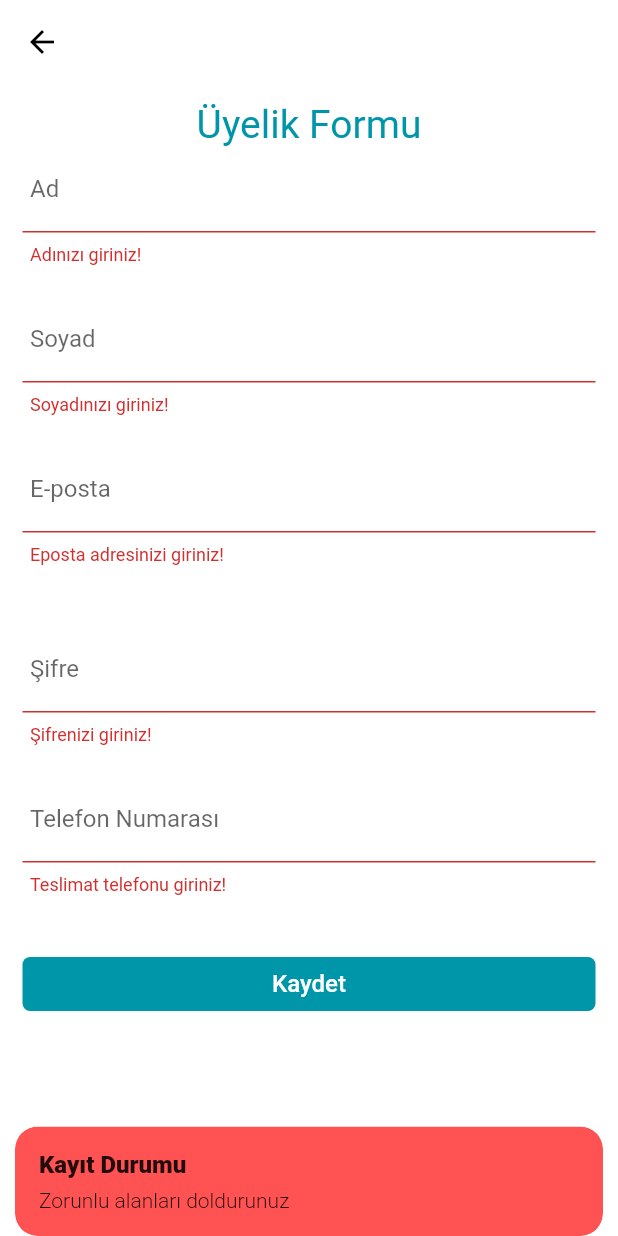
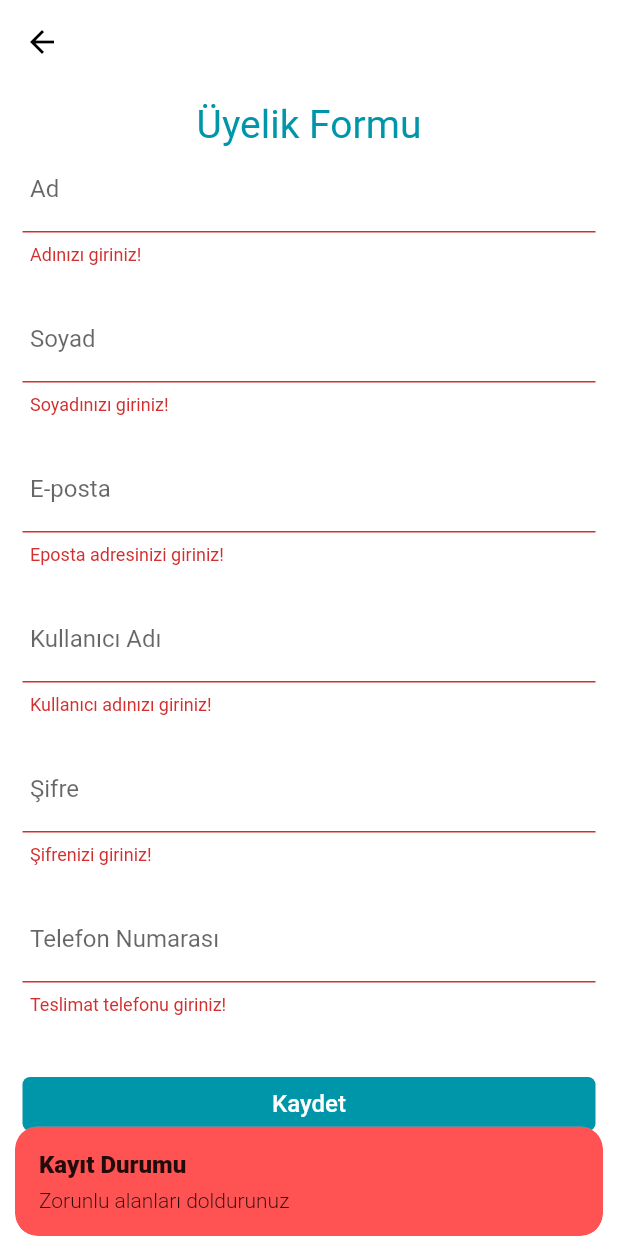
Before and after one commit to CodeOutput/HizliSu.Mobile, a Flutter app: the RegisterPage screen opened directly, after a tap on "Kaydet", on a phone screen of 412 x 824 dp. Run offline on Flutter 3.47's test engine with Material 2 defaults, Android fonts, the phone set to English and light mode, and no system bars; our stand-ins replace badges, curved_navigation_bar, dio, get, get_storage, mask_text_input_formatter and 2 more; missing offline and left inert: list_tile_more_customizable; accounts and stored records are empty; network calls fail.

```diff
--- a/lib/mixins/validation_mixins.dart
+++ b/lib/mixins/validation_mixins.dart
@@ -82,6 +82,12 @@ class ValidationMixins {
     }
     return null;
   }
+  String validatorUserName(String value) {
+    if (value == null || value == '') {
+      return 'Kullanıcı adınızı giriniz!';
+    }
+    return null;
+  }
   String validatorPassword(String value) {
     if (value == null || value == '') {
       return 'Şifrenizi giriniz!';
--- a/lib/pages/auth/register_page.dart
+++ b/lib/pages/auth/register_page.dart
@@ -137,7 +137,34 @@ class RegisterPage extends GetWidget<AuthPageModel> {
                             ),
                             SizedBox(
                               height: 20,
-                            ),                            SizedBox(
+                            ),
+                            TextFormField(
+                              controller: null,
+                              initialValue:
+                                  authPageCtrl.user.value.userName,
+                              decoration: InputDecoration(
+                                contentPadding: EdgeInsets.only(
+                                    top: 15.0, left: 5, bottom: 8),
+                                enabledBorder: UnderlineInputBorder(
+                                    borderSide:
+                                        BorderSide(color: Colors.grey[300])),
+                                focusedBorder: UnderlineInputBorder(
+                                    borderSide:
+                                        BorderSide(color: primaryColor)),
+                                disabledBorder: UnderlineInputBorder(
+                                    borderSide:
+                                        BorderSide(color: primaryColor)),
+                                labelText: 'Kullanıcı Adı',
+                                hintText: 'Kullanıcı adınız...',
+                              ),
+                              validator: (String value) {
+                                return ValidationMixins().validatorUserName(value);
+                              },
+                              onSaved: (String value) {
+                                authPageCtrl.user.value.userName = value;
+                              },
+                            ),
+                          SizedBox(
                               height: 20,
                             ),
                             TextFormField(
@@ -221,6 +248,9 @@ class RegisterPage extends GetWidget<AuthPageModel> {
                         Get.snackbar('Kayıt Durumu', 'Başarıyla üye oldunuz!\nOturum açabilirsiniz',
                             backgroundColor: primaryColor,
                             snackPosition: SnackPosition.BOTTOM);
+
+                       await authPageCtrl.signIn(authPageCtrl.user.value.emailAddress, authPageCtrl.user.value.password);
+
                         return;
                       }
                       Get.snackbar(
```
Also changed, not shown: lib/pages/setting/profile_page.dart (+51 -26 lines), lib/pages/setting/setting_page.dart (+4 -6 lines).
